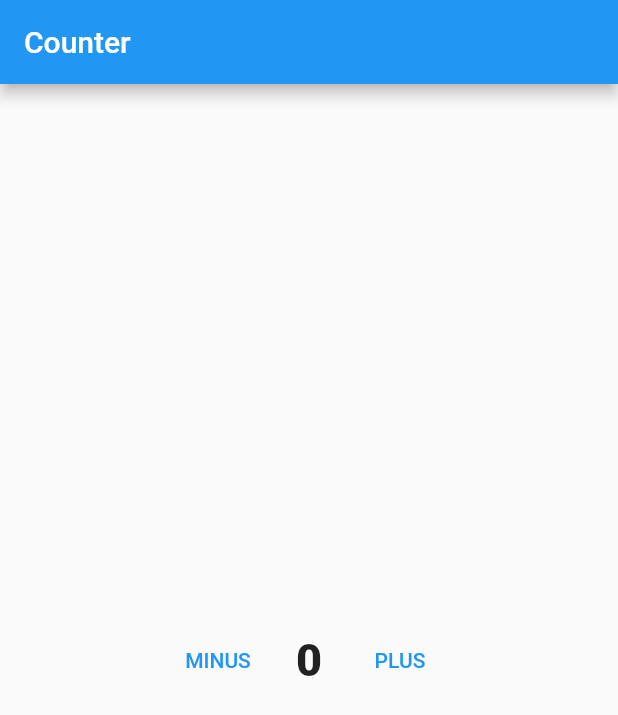
After one commit to Nesma20/first_flutter_app, a Flutter app: the screen it shows after launch, on a phone screen of 412 x 824 dp. The commit adds this screen. Shown: the top 715 px of the screen. Run offline on Flutter 3.47's test engine with Material 2 defaults, Android fonts, the phone set to English and light mode, and no system bars.

Commit message:
new design to deal with stateful widget

```diff
--- /dev/null
+++ b/lib/counter_screen.dart
@@ -0,0 +1,62 @@
+import 'package:flutter/material.dart';
+// stateless widget provide one class that can provide a widget
+// build function calls one time
+// stateful contains 2 classes
+// 1. first class provide a widget
+// 2. second class provide a state from this widget
+// second one is responsible for rebuilding the ui
+
+class CounterScreen extends StatefulWidget {
+  @override
+  _CounterScreenState createState() => _CounterScreenState();
+}
+//to make an object from the stateful
+// 1. constructor called
+// 2. initState method
+// 3. build method
+class _CounterScreenState extends State<CounterScreen> {
+int counter = 0;
+
+@override
+  void initState() {
+    // TODO: implement initState
+    super.initState();
+  }
+  @override
+  Widget build(BuildContext context) {
+    return Scaffold(
+      appBar: AppBar(
+        title: Text("Counter"),
+      ),
+      body: Center(
+        child: Row(
+          mainAxisAlignment: MainAxisAlignment.center,
+          children: [
+            TextButton(onPressed: () {
+              setState(() {
+                counter --;
+
+              });
+
+            }, child: Text("MINUS")),
+            Padding(
+              padding: const EdgeInsets.symmetric(horizontal: 20.0),
+              child: Text(
+                '$counter',
+                style: TextStyle(fontWeight: FontWeight.w900, fontSize: 30.0),
+              ),
+            ),
+            TextButton(onPressed: () {
+
+              setState(() {
+                counter++;
+
+              });
+
+            }, child: Text("PLUS"))
+          ],
+        ),
+      ),
+    );
+  }
+}
--- a/lib/main.dart
+++ b/lib/main.dart
@@ -3,6 +3,8 @@ import 'package:first_flutter_app/login_screen.dart';
 import 'package:first_flutter_app/messenger_screen.dart';
 import 'package:first_flutter_app/user_screen.dart';
 import 'package:flutter/material.dart';
+
+import 'counter_screen.dart';
 
 void main() {
   runApp(TestApp());
@@ -13,7 +15,7 @@ class TestApp extends StatelessWidget {
   Widget build(BuildContext context) {
     return MaterialApp(
       debugShowCheckedModeBanner: false,
-      home: UserScreen() ,
+      home: CounterScreen() ,
     );
   }
 }
```
